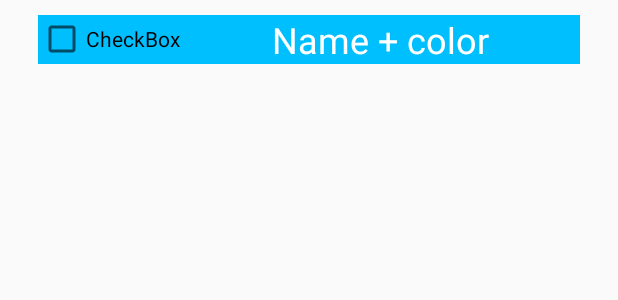
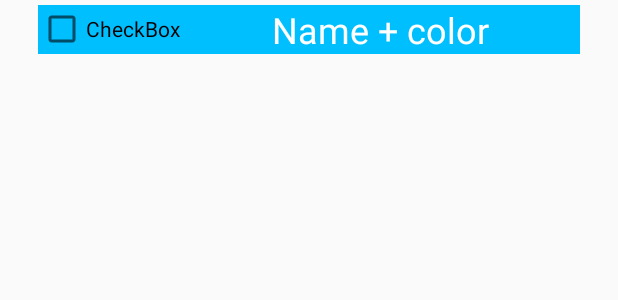
Before and after one commit to antti-kuru/LutemonFighter, an Android app: the layout lutemon_view.xml on its own in the app's theme, with its tools: preview values and no code run, on a phone screen of 412 x 824 dp. Shown: the top 300 px of the screen. Run offline under Robolectric (Android 15) with nearby library versions, the phone set to English and light mode, and no system bars.

Commit message:
Don't even know at this point

```diff
--- a/app/src/main/java/com/example/lutemonfighter/ListLutemonActivity.java
+++ b/app/src/main/java/com/example/lutemonfighter/ListLutemonActivity.java
@@ -1,6 +1,8 @@
 package com.example.lutemonfighter;
 
+import android.content.Intent;
 import android.os.Bundle;
+import android.view.View;
 
 import androidx.appcompat.app.AppCompatActivity;
 import androidx.recyclerview.widget.LinearLayoutManager;
@@ -21,6 +23,12 @@ public class ListLutemonActivity extends AppCompatActivity {
 
         recyclerView.setLayoutManager(new LinearLayoutManager(this));
         recyclerView.setAdapter(new LutemonListAdapter(getApplicationContext(), lutemonStorage.getLutemons()));
+
+    }
+
+    public void returnHome(View view) {
+        Intent intent = new Intent(this, MainActivity.class);
+        startActivity(intent);
     }
 
 }
--- a/app/src/main/res/layout/lutemon_view.xml
+++ b/app/src/main/res/layout/lutemon_view.xml
@@ -4,7 +4,7 @@
     android:layout_width="match_parent"
     android:layout_height="wrap_content"
     android:layout_marginLeft="25dp"
-    android:layout_marginTop="10dp"
+    android:layout_marginTop="3dp"
     android:layout_marginRight="25dp"
     android:background="#00BFFF"
     android:orientation="horizontal">
--- a/app/src/main/res/values/themes.xml
+++ b/app/src/main/res/values/themes.xml
@@ -1,8 +1,8 @@
 <resources xmlns:tools="http://schemas.android.com/tools">
     <!-- Base application theme. -->
-    <style name="Theme.LutemonFighter" parent="Theme.AppCompat.Light">
+    <style name="Theme.LutemonFighter" gravity="center" parent="Theme.AppCompat.Light">
         <!-- Primary brand color. -->
-        <item name="colorPrimary">@color/purple_500</item>
+        <item name="colorPrimary">#00BFFF</item>
         <item name="colorPrimaryVariant">@color/purple_700</item>
         <item name="colorOnPrimary">@color/white</item>
         <!-- Secondary brand color. -->
@@ -10,7 +10,7 @@
         <item name="colorSecondaryVariant">@color/teal_700</item>
         <item name="colorOnSecondary">@color/black</item>
         <!-- Status bar color. -->
-        <item name="android:statusBarColor">?attr/colorPrimaryVariant</item>
+        <item name="android:statusBarColor">#00BFFF</item>
         <!-- Customize your theme here. -->
     </style>
 </resources>
```
